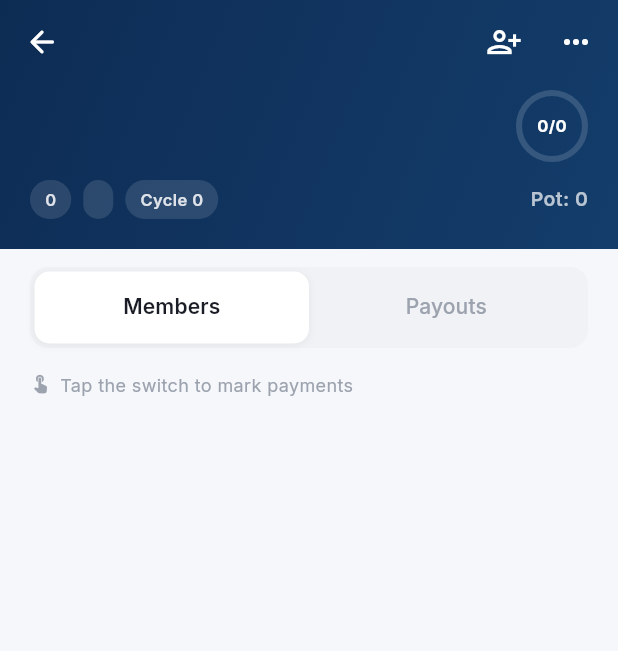
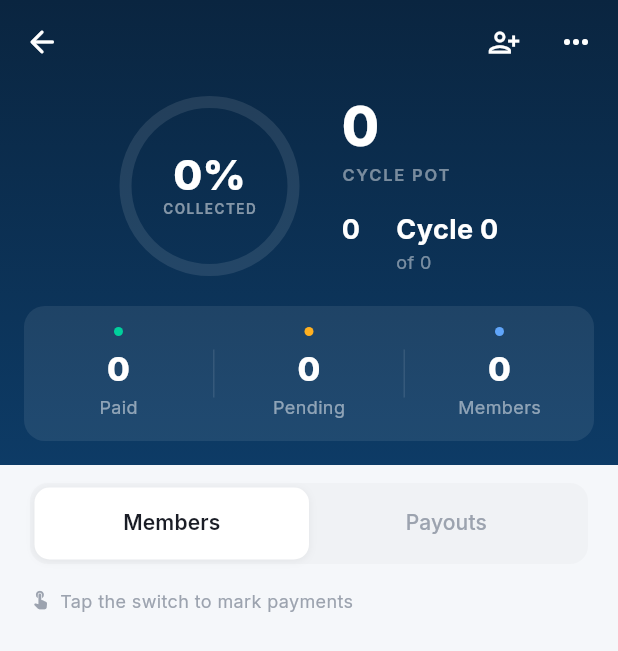
Before and after one commit to Karim-codes/ayuuto-circle-app-flutter-, a Flutter app: the GroupDetailScreen screen opened directly with empty values, on a phone screen of 412 x 824 dp. Shown: the top 651 px of the screen. Run offline on Flutter 3.47's test engine with Material 3 defaults, Android fonts, the phone set to English and light mode, and no system bars; our stand-ins replace flutter_riverpod, go_router, google_fonts, google_sign_in, share_plus, supabase_flutter; accounts and stored records are empty; network calls fail.

Commit message:
redesign: premium Group Detail header — large progress ring, bold pot, frosted stats row (Paid/Pending/Members)

```diff
--- a/lib/screens/group/group_detail_screen.dart
+++ b/lib/screens/group/group_detail_screen.dart
@@ -81,22 +81,30 @@ class _GroupDetailScreenState extends ConsumerState<GroupDetailScreen>
     final progress = totalMembers > 0 ? paidCount / totalMembers : 0.0;
     final totalPot = group.contributionAmount * totalMembers;
 
+    final percentText = totalMembers > 0
+        ? '${(progress * 100).toInt()}%'
+        : '0%';
+    final potText =
+        '${group.currencySymbol}${totalPot.toStringAsFixed(totalPot == totalPot.roundToDouble() ? 0 : 2)}';
+    final contribText =
+        '${group.currencySymbol}${group.contributionAmount.toStringAsFixed(group.contributionAmount == group.contributionAmount.roundToDouble() ? 0 : 2)}';
+    final pendingCount = totalMembers - paidCount;
+
     return Column(
       children: [
-        // ── Full-width gradient header ──
+        // ── Premium gradient header ──
         Container(
           width: double.infinity,
           decoration: const BoxDecoration(
             gradient: LinearGradient(
-              begin: Alignment.topLeft,
-              end: Alignment.bottomRight,
-              colors: [AppColors.primary, Color(0xFF143D6B)],
+              begin: Alignment.topCenter,
+              end: Alignment.bottomCenter,
+              colors: [Color(0xFF0A2540), Color(0xFF0D3B66)],
             ),
           ),
           child: SafeArea(
             bottom: false,
             child: Column(
-              crossAxisAlignment: CrossAxisAlignment.start,
               children: [
                 // Top bar
                 Padding(
@@ -109,10 +117,19 @@ class _GroupDetailScreenState extends ConsumerState<GroupDetailScreen>
                         onPressed: () => context.go('/home'),
                       ),
                       const Spacer(),
+                      Text(
+                        group.name,
+                        style: const TextStyle(
+                          fontSize: 17,
+                          fontWeight: FontWeight.w600,
+                          color: Colors.white,
+                        ),
+                      ),
+                      const Spacer(),
                       if (isOrganizer)
                         IconButton(
                           icon: const Icon(Icons.person_add_alt_1_outlined,
-                              color: Colors.white),
+                              color: Colors.white, size: 22),
                           onPressed: () =>
                               context.push('/group/${widget.groupId}/invite'),
                         ),
@@ -189,71 +206,168 @@ class _GroupDetailScreenState extends ConsumerState<GroupDetailScreen>
                             ),
                           ],
                         ),
+                      if (!isOrganizer) const SizedBox(width: 48),
                     ],
                   ),
                 ),
 
-                // Group name + progress ring
-                Padding(
-                  padding: const EdgeInsets.fromLTRB(20, 8, 20, 0),
-                  child: Row(
+                const SizedBox(height: 12),
+
+                // Large progress ring + pot amount
+                Row(
+                  mainAxisAlignment: MainAxisAlignment.center,
                   children: [
-                      Expanded(
-                        child: Text(
-                          group.name,
-                          style: const TextStyle(
-                            fontSize: 24,
-                            fontWeight: FontWeight.w700,
-                            color: Colors.white,
-                          ),
-                        ),
-                      ),
+                    // Progress ring
                     SizedBox(
-                        width: 48,
-                        height: 48,
+                      width: 120,
+                      height: 120,
                       child: CustomPaint(
                         painter: _ProgressRingPainter(
                           progress: progress,
-                            trackColor: Colors.white.withValues(alpha: 0.15),
+                          trackColor: Colors.white.withValues(alpha: 0.1),
                           progressColor: AppColors.accent,
-                            strokeWidth: 4,
+                          strokeWidth: 8,
                         ),
                         child: Center(
-                            child: Text(
-                              '$paidCount/$totalMembers',
+                          child: Column(
+                            mainAxisSize: MainAxisSize.min,
+                            children: [
+                              Text(
+                                percentText,
                                 style: const TextStyle(
-                                fontSize: 11,
-                                fontWeight: FontWeight.w700,
+                                  fontSize: 28,
+                                  fontWeight: FontWeight.w800,
                                   color: Colors.white,
+                                  height: 1,
                                 ),
                               ),
-                          ),
+                              const SizedBox(height: 2),
+                              Text(
+                                'COLLECTED',
+                                style: TextStyle(
+                                  fontSize: 9,
+                                  fontWeight: FontWeight.w600,
+                                  letterSpacing: 1,
+                                  color: Colors.white.withValues(alpha: 0.5),
                                 ),
                               ),
                             ],
                           ),
                         ),
+                      ),
+                    ),
+                    const SizedBox(width: 28),
 
-                // Info pills + pot
-                Padding(
-                  padding: const EdgeInsets.fromLTRB(20, 12, 20, 20),
+                    // Pot + details
+                    Column(
+                      crossAxisAlignment: CrossAxisAlignment.start,
+                      children: [
+                        Text(
+                          potText,
+                          style: const TextStyle(
+                            fontSize: 36,
+                            fontWeight: FontWeight.w800,
+                            color: Colors.white,
+                            height: 1.1,
+                          ),
+                        ),
+                        const SizedBox(height: 4),
+                        Text(
+                          'CYCLE POT',
+                          style: TextStyle(
+                            fontSize: 11,
+                            fontWeight: FontWeight.w600,
+                            letterSpacing: 1.2,
+                            color: Colors.white.withValues(alpha: 0.45),
+                          ),
+                        ),
+                        const SizedBox(height: 16),
+                        Row(
+                          children: [
+                            Column(
+                              crossAxisAlignment: CrossAxisAlignment.start,
+                              children: [
+                                Text(
+                                  contribText,
+                                  style: const TextStyle(
+                                    fontSize: 18,
+                                    fontWeight: FontWeight.w700,
+                                    color: Colors.white,
+                                  ),
+                                ),
+                                Text(
+                                  group.frequencyLabel,
+                                  style: TextStyle(
+                                    fontSize: 12,
+                                    color: Colors.white.withValues(alpha: 0.45),
+                                  ),
+                                ),
+                              ],
+                            ),
+                            const SizedBox(width: 24),
+                            Column(
+                              crossAxisAlignment: CrossAxisAlignment.start,
+                              children: [
+                                Text(
+                                  'Cycle ${group.currentCycle}',
+                                  style: const TextStyle(
+                                    fontSize: 18,
+                                    fontWeight: FontWeight.w700,
+                                    color: Colors.white,
+                                  ),
+                                ),
+                                Text(
+                                  'of $totalMembers',
+                                  style: TextStyle(
+                                    fontSize: 12,
+                                    color: Colors.white.withValues(alpha: 0.45),
+                                  ),
+                                ),
+                              ],
+                            ),
+                          ],
+                        ),
+                      ],
+                    ),
+                  ],
+                ),
+
+                const SizedBox(height: 20),
+
+                // Stats row — frosted bar
+                Container(
+                  margin: const EdgeInsets.fromLTRB(16, 0, 16, 16),
+                  padding: const EdgeInsets.symmetric(vertical: 14),
+                  decoration: BoxDecoration(
+                    color: Colors.white.withValues(alpha: 0.08),
+                    borderRadius: BorderRadius.circular(14),
+                  ),
                   child: Row(
                     children: [
-                      _InfoPill(
-                        label: '${group.currencySymbol}${group.contributionAmount.toStringAsFixed(group.contributionAmount == group.contributionAmount.roundToDouble() ? 0 : 2)}',
+                      _HeaderStat(
+                        value: '$paidCount',
+                        label: 'Paid',
+                        dotColor: AppColors.accent,
                       ),
-                      const SizedBox(width: 8),
-                      _InfoPill(label: group.frequencyLabel),
-                      const SizedBox(width: 8),
-                      _InfoPill(label: 'Cycle ${group.currentCycle}'),
-                      const Spacer(),
-                      Text(
-                        'Pot: ${group.currencySymbol}${totalPot.toStringAsFixed(totalPot == totalPot.roundToDouble() ? 0 : 2)}',
-                        style: TextStyle(
-                          fontSize: 13,
-                          fontWeight: FontWeight.w600,
-                          color: Colors.white.withValues(alpha: 0.7),
+                      Container(
+                        width: 1,
+                        height: 32,
+                        color: Colors.white.withValues(alpha: 0.1),
                       ),
+                      _HeaderStat(
+                        value: '$pendingCount',
+                        label: 'Pending',
+                        dotColor: const Color(0xFFFFB020),
+                      ),
+                      Container(
+                        width: 1,
+                        height: 32,
+                        color: Colors.white.withValues(alpha: 0.1),
+                      ),
+                      _HeaderStat(
+                        value: '$totalMembers',
+                        label: 'Members',
+                        dotColor: const Color(0xFF60A5FA),
                       ),
                     ],
                   ),
@@ -371,27 +485,56 @@ class _GroupDetailScreenState extends ConsumerState<GroupDetailScreen>
   }
 }
 
-// ── Info Pill ─────────────────────────────────────────────
+// ── Header Stat ──────────────────────────────────────────
 
-class _InfoPill extends StatelessWidget {
+class _HeaderStat extends StatelessWidget {
+  final String value;
   final String label;
-  const _InfoPill({required this.label});
+  final Color dotColor;
+
+  const _HeaderStat({
+    required this.value,
+    required this.label,
+    required this.dotColor,
+  });
 
   @override
   Widget build(BuildContext context) {
-    return Container(
-      padding: const EdgeInsets.symmetric(horizontal: 10, vertical: 5),
+    return Expanded(
+      child: Column(
+        children: [
+          Row(
+            mainAxisAlignment: MainAxisAlignment.center,
+            mainAxisSize: MainAxisSize.min,
+            children: [
+              Container(
+                width: 6,
+                height: 6,
                 decoration: BoxDecoration(
-        color: Colors.white.withValues(alpha: 0.12),
-        borderRadius: BorderRadius.circular(20),
+                  color: dotColor,
+                  shape: BoxShape.circle,
                 ),
-      child: Text(
+              ),
+            ],
+          ),
+          const SizedBox(height: 6),
+          Text(
+            value,
+            style: const TextStyle(
+              fontSize: 22,
+              fontWeight: FontWeight.w800,
+              color: Colors.white,
+            ),
+          ),
+          const SizedBox(height: 2),
+          Text(
             label,
             style: TextStyle(
-          fontSize: 11,
-          fontWeight: FontWeight.w600,
-          color: Colors.white.withValues(alpha: 0.85),
+              fontSize: 12,
+              color: Colors.white.withValues(alpha: 0.5),
             ),
+          ),
+        ],
       ),
     );
   }
```
Lines whose indentation alone changed are shown as unchanged.
